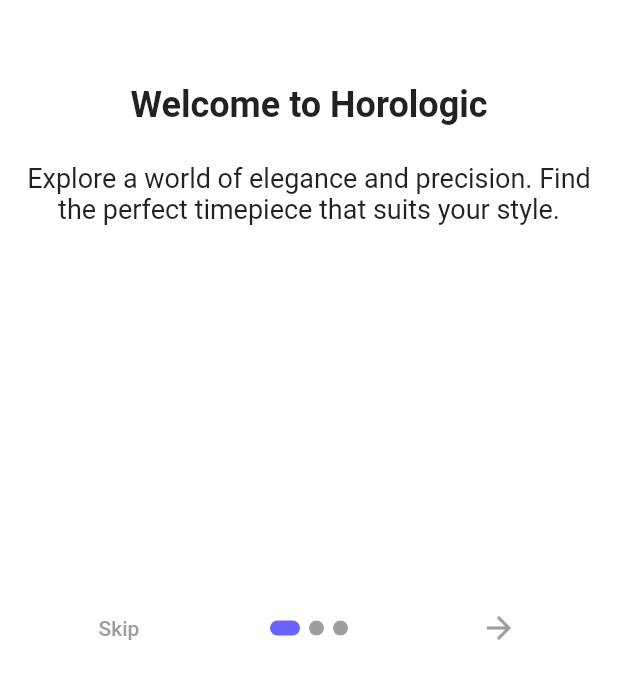
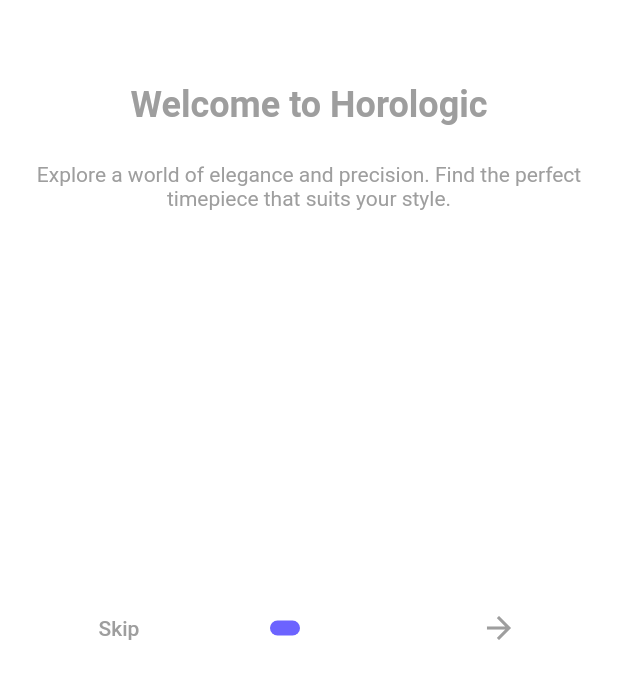
Before and after one commit to irsyydl/flutter-watch-store-app, a Flutter app: the screen it shows after launch, on a phone screen of 412 x 824 dp, the part 548-1236 px from its top. Run offline on Flutter 3.47's test engine with Material 2 defaults, Android fonts, the phone set to English and light mode, and no system bars; drawn by our look-alikes of introduction_screen.

```diff
--- a/lib/main.dart
+++ b/lib/main.dart
@@ -1,12 +1,18 @@
 import 'package:flutter/material.dart';
+import 'package:provider/provider.dart';
 import 'package:watch_store/pages/intro_page.dart';
-
+import 'package:watch_store/providers/watch_list_providers.dart';
 import 'pages/about_page.dart';
 import 'pages/home_page.dart';
 import 'pages/input_watch_page.dart';
 
 void main() {
-  runApp(const MyApp());
+  runApp(
+    ChangeNotifierProvider(
+      create: (context) => WatchListProvider(), // Provide the WatchListProvider
+      child: const MyApp(),
+    ),
+  );
 }
 
 class MyApp extends StatelessWidget {
@@ -37,7 +43,7 @@ class MyApp extends StatelessWidget {
             titleMedium: TextStyle(color: Colors.black)
           )),
       darkTheme: ThemeData.dark().copyWith(
-          primaryColor: Colors.grey[600],
+          primaryColor: Colors.grey[200],
           brightness: Brightness.dark,
           scaffoldBackgroundColor: Colors.black,
           appBarTheme: const AppBarTheme(
--- a/lib/pages/intro_page.dart
+++ b/lib/pages/intro_page.dart
@@ -6,6 +6,8 @@ class MyIntroPage extends StatelessWidget {
 
   @override
   Widget build(BuildContext context) {
+    final isDarkTheme = Theme.of(context).brightness == Brightness.dark;
+
     return Scaffold(
       body: Padding(
         padding: const EdgeInsets.only(top: 15.0),
@@ -13,52 +15,70 @@ class MyIntroPage extends StatelessWidget {
           scrollPhysics: const BouncingScrollPhysics(),
           pages: [
             PageViewModel(
-                titleWidget: const Text(
+              titleWidget: Text(
                 'Welcome to Horologic',
                 style: TextStyle(
                   fontSize: 24,
                   fontWeight: FontWeight.bold,
+                  color: isDarkTheme ? Colors.white : Colors.grey,
                 ),
               ),
-                body:
-                    "Explore a world of elegance and precision. Find the perfect timepiece that suits your style.",
-                image : Image.asset(
-                  Theme.of(context).brightness == Brightness.dark
+              body: "Explore a world of elegance and precision. Find the perfect timepiece that suits your style.",
+              image: Image.asset(
+                isDarkTheme
                     ? "assets/horologic-high-resolution-logo-transparent.png"
                     : "assets/horologic_logo.png",
                 height: 300,
                 width: 300,
-                )),
+              ),
+              decoration: PageDecoration(
+                bodyTextStyle: TextStyle(
+                  color: isDarkTheme ? Colors.white : Colors.grey,
+                ),
+              ),
+            ),
             PageViewModel(
-                titleWidget: const Text(
+              titleWidget: Text(
                 'Seamless Shopping',
                 style: TextStyle(
                   fontSize: 24,
                   fontWeight: FontWeight.bold,
+                  color: isDarkTheme ? Colors.white : Colors.grey,
                 ),
               ),
-                body:
-                    "Shop with ease and convenience. Browse, select, and order your favorite watches with just a few taps.",
+              body: "Shop with ease and convenience. Browse, select, and order your favorite watches with just a few taps.",
               image: Image.asset(
                 "assets/bloom-woman-shopping-for-clothes-online.gif",
                 height: 300,
                 width: 300,
-                )),
+              ),
+              decoration: PageDecoration(
+                bodyTextStyle: TextStyle(
+                  color: isDarkTheme ? Colors.white : Colors.grey,
+                ),
+              ),
+            ),
             PageViewModel(
-                titleWidget: const Text(
+              titleWidget: Text(
                 "Stay on Time in Style",
                 style: TextStyle(
                   fontSize: 24,
                   fontWeight: FontWeight.bold,
+                  color: isDarkTheme ? Colors.white : Colors.grey,
                 ),
               ),
-                body:
-                    "Elevate your style and punctuality. Our diverse collection ensures you're always on time, in style.",
+              body: "Elevate your style and punctuality. Our diverse collection ensures you're always on time, in style.",
               image: Image.asset(
                 "assets/bloom-girl-with-phone-blogging-online.gif",
                 height: 300,
                 width: 300,
-                ))
+              ),
+              decoration: PageDecoration(
+                bodyTextStyle: TextStyle(
+                  color: isDarkTheme ? Colors.white : Colors.grey,
+                ),
+              ),
+            ),
           ],
           onDone: () {
             Navigator.pushNamed(context, '/homepage');
@@ -67,17 +87,25 @@ class MyIntroPage extends StatelessWidget {
             Navigator.pushNamed(context, '/homepage');
           },
           showSkipButton: true,
-          skip: const Text("Skip"),
-          next: const Icon(Icons.arrow_forward),
-          done: const Text("Done"),
+          skip: Text(
+            "Skip",
+            style: TextStyle(color: isDarkTheme ? Colors.white : Colors.grey),
+          ),
+          next: Icon(Icons.arrow_forward),
+          done: Text(
+            "Done",
+            style: TextStyle(color: isDarkTheme ? Colors.white : Colors.grey),
+          ),
           dotsDecorator: DotsDecorator(
             size: const Size.square(10.0),
             activeSize: const Size(20.0, 10.0),
-              color: Colors.grey,
+            color: isDarkTheme ? Colors.grey : Colors.white,
             activeColor: const Color(0xFF6C63FF),
             spacing: const EdgeInsets.symmetric(horizontal: 3.0),
             activeShape: RoundedRectangleBorder(
-                  borderRadius: BorderRadius.circular(25.0))),
+              borderRadius: BorderRadius.circular(25.0),
+            ),
+          ),
         ),
       ),
     );
```
Also changed, not shown: lib/pages/home_page.dart (+25 -68 lines), lib/pages/input_watch_page.dart (+60 -28 lines), lib/providers/watch_list_providers.dart (added, +47 -0 lines), pubspec.yaml (+6 -15 lines), pubspec.lock. Lines whose indentation alone changed are shown as unchanged.
